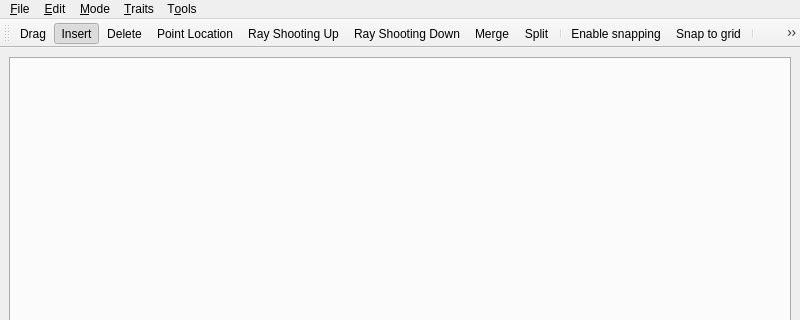
This is Arrangement_on_surface_2/demo/Arrangement_on_surface_2/ArrangementDemoWindow.ui in CGAL/cgal as Qt 5 draws it before an edit; both pictures show x 0 to 800 and y 0 to 320 of the 800 by 600 pixel window. The edited form follows.
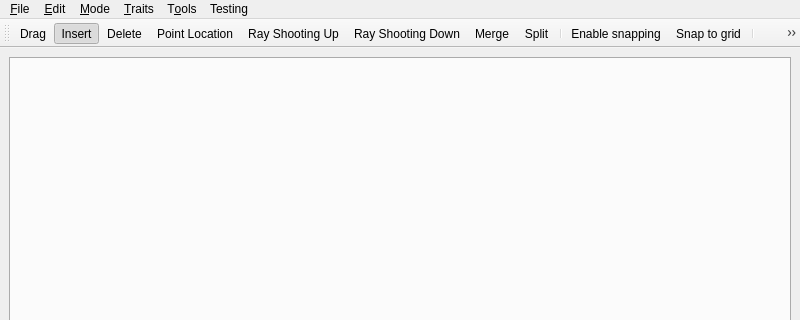
This is the edited form. Icons and pictures are not drawn.

Commit message: Implemented arrangement I/O.

Diff of the .ui file:
```diff
--- a/Arrangement_on_surface_2/demo/Arrangement_on_surface_2/ArrangementDemoWindow.ui
+++ b/Arrangement_on_surface_2/demo/Arrangement_on_surface_2/ArrangementDemoWindow.ui
@@ -80,11 +80,18 @@
     </property>
     <addaction name="actionOverlay"/>
    </widget>
+   <widget class="QMenu" name="menuTesting">
+    <property name="title">
+     <string>Testing</string>
+    </property>
+    <addaction name="actionPrintConicCurves"/>
+   </widget>
    <addaction name="menu_File"/>
    <addaction name="menu_Edit"/>
    <addaction name="menuMode"/>
    <addaction name="menuTraits"/>
    <addaction name="menuT_ools"/>
+   <addaction name="menuTesting"/>
   </widget>
   <widget class="QStatusBar" name="statusbar"/>
   <widget class="QToolBar" name="toolBar">
```
Left out of the diff: 36 changed lines with no effect on the pictures. The commit also changes 9 other files.
